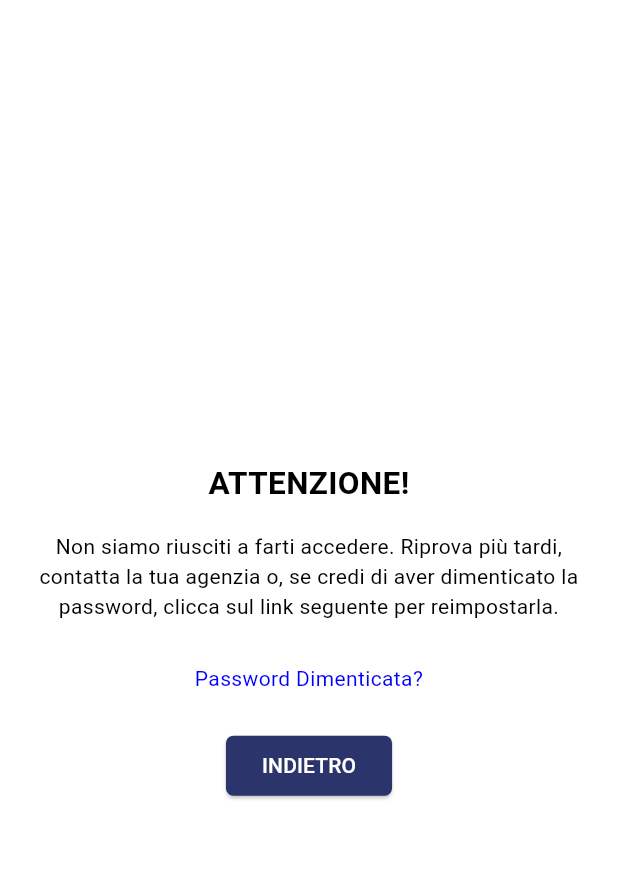
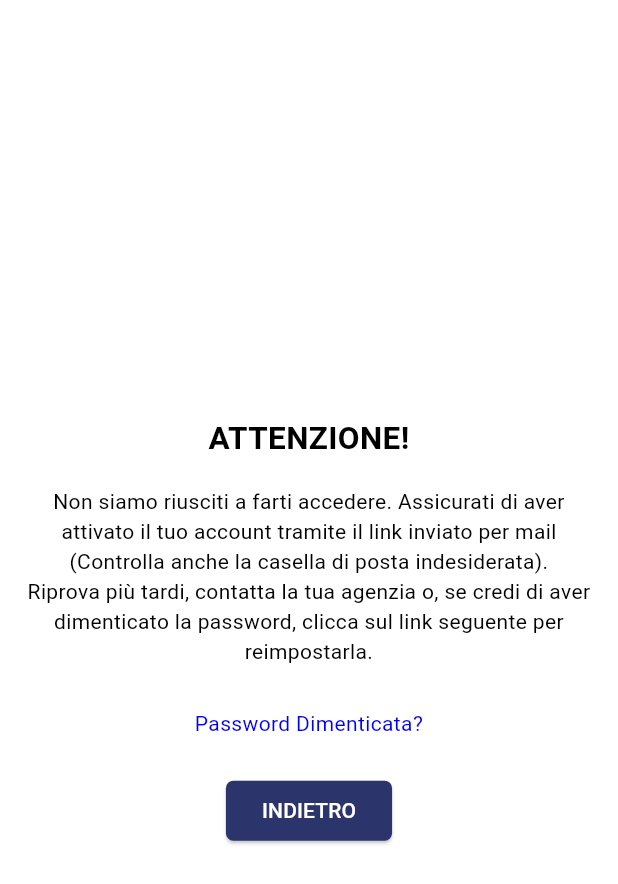
Before and after one commit to Frostmoore/redesigned-funicular, a Flutter app: the LoginFallito widget shown alone on an empty page, opened directly with empty values, on a phone screen of 412 x 824 dp. Shown: the top 884 px of the screen. Run offline on Flutter 3.47's test engine with Material 3 defaults, Android fonts, the light colour scheme and no system bars; our stand-ins replace accordion, file_picker, firebase_core, firebase_messaging, flutter_secure_storage, flutter_speed_dial and 9 more; missing offline and left inert: onesignal_flutter; accounts and stored records are empty; generated files the repository leaves out were written again; network calls fail.

Commit message:
loginfallito

```diff
--- a/lib/sections/responses/login_fallito.dart
+++ b/lib/sections/responses/login_fallito.dart
@@ -22,7 +22,7 @@ class _LoginFallitoState extends State<LoginFallito> {
         mainAxisAlignment: MainAxisAlignment.center,
         children: [
           const HtmlWidget(
-              "<h2 style='text-align:center;font-weight:bold;'>ATTENZIONE!</h2><p style='text-align:center;'>Non siamo riusciti a farti accedere. Riprova più tardi, contatta la tua agenzia o, se credi di aver dimenticato la password, clicca sul link seguente per reimpostarla.</p>"),
+              "<h2 style='text-align:center;font-weight:bold;'>ATTENZIONE!</h2><p style='text-align:center;'>Non siamo riusciti a farti accedere. Assicurati di aver attivato il tuo account tramite il link inviato per mail (Controlla anche la casella di posta indesiderata). <br />Riprova più tardi, contatta la tua agenzia o, se credi di aver dimenticato la password, clicca sul link seguente per reimpostarla.</p>"),
           InkWell(
             onTap: () {
               constants.userStatus = 99;
```
